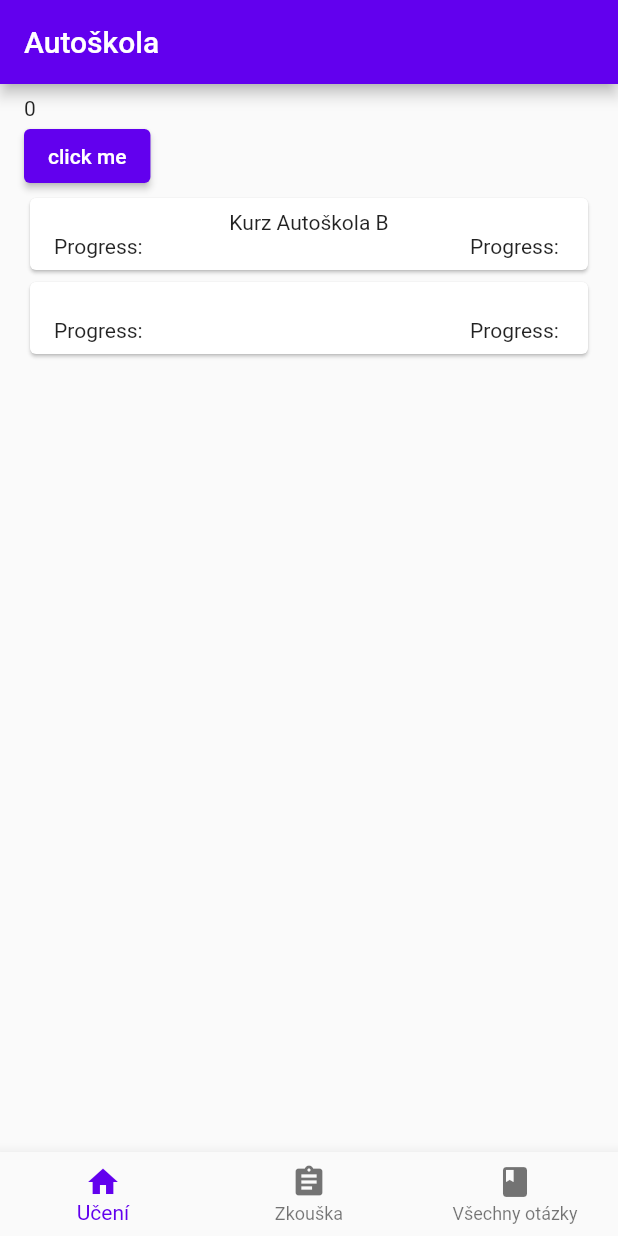
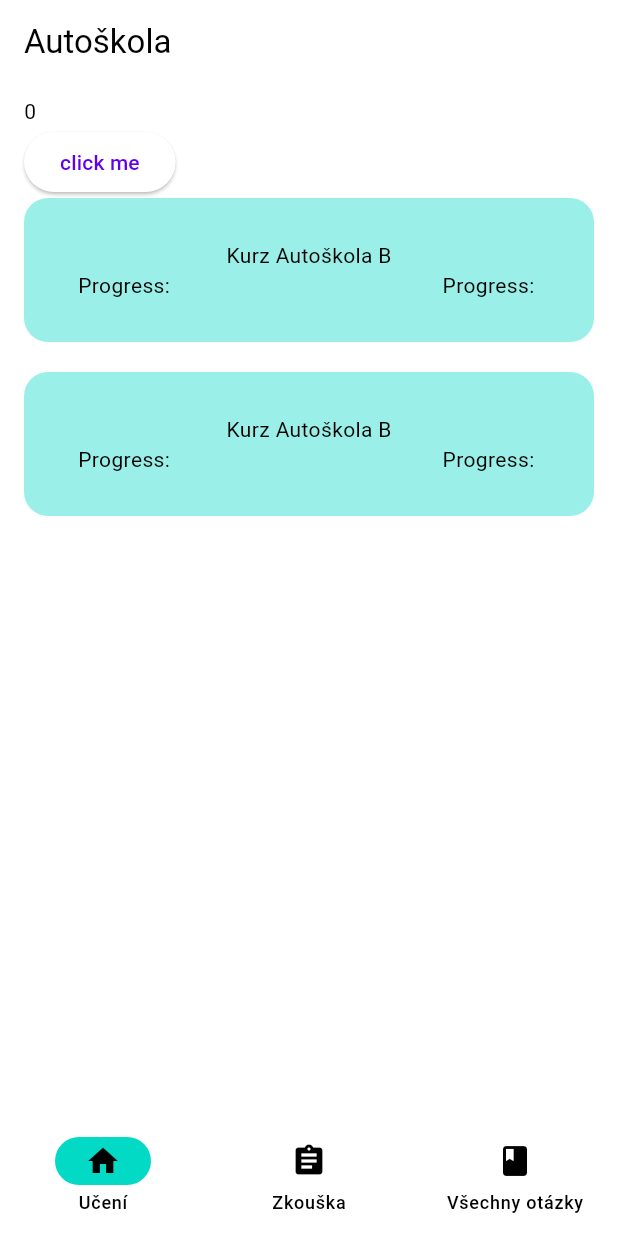
Before and after one commit to TomixUG/drivingschool, a Flutter app: the screen it shows after launch, after a tap on "Kurz Autoškola B", on a phone screen of 412 x 824 dp. Run offline on Flutter 3.47's test engine with Material 2 defaults, Android fonts, the phone set to English and light mode, and no system bars; drawn by our look-alikes of dynamic_color; our stand-ins replace get.

Commit message:
add dynamic material you colorscheme

```diff
--- /dev/null
+++ b/lib/components/shared/custom_card.dart
@@ -0,0 +1,36 @@
+import 'package:flutter/material.dart';
+
+class CustomCard extends StatelessWidget {
+  const CustomCard({
+    Key? key,
+    this.isFilled = true,
+    required this.child,
+    this.onTap,
+    this.padding,
+    this.backgroundColor,
+  }) : super(key: key);
+  final bool isFilled;
+  final Widget child;
+  final Function()? onTap;
+  final EdgeInsetsGeometry? padding;
+  final Color? backgroundColor;
+
+  @override
+  Widget build(BuildContext context) {
+    return Material(
+      type: isFilled ? MaterialType.card : MaterialType.transparency,
+      color: isFilled
+          ? backgroundColor?.withOpacity(0.4) ?? Theme.of(context).colorScheme.secondaryContainer.withOpacity(0.4)
+          : backgroundColor ?? Colors.transparent,
+      borderRadius: BorderRadius.circular(16),
+      child: InkWell(
+        onTap: onTap,
+        borderRadius: BorderRadius.circular(16),
+        child: Padding(
+          padding: padding ?? const EdgeInsets.all(20.0),
+          child: child,
+        ),
+      ),
+    );
+  }
+}
--- a/lib/main.dart
+++ b/lib/main.dart
@@ -1,21 +1,31 @@
+import 'package:dynamic_color/dynamic_color.dart';
 import 'package:flutter/material.dart';
 import 'package:drivingschool/views/home_view/home_view.dart';
 import 'package:get/get_navigation/src/root/get_material_app.dart';
 import 'package:get/get_navigation/src/routes/get_route.dart';
 
+final _defaultLightColorScheme = ColorScheme.fromSwatch(primarySwatch: Colors.blue);
+final _defaultDarkColorScheme = ColorScheme.fromSwatch(primarySwatch: Colors.blue, brightness: Brightness.dark);
+
 void main() {
-  runApp(GetMaterialApp(
+  runApp(
+    DynamicColorBuilder(builder: (lightColorScheme, darkColorScheme) {
+      return GetMaterialApp(
         initialRoute: '/',
         getPages: [
           GetPage(name: '/', page: () => HomeView()),
           // GetPage(name: '/second', page: () => Second()),
         ],
         theme: ThemeData(
-      colorScheme: const ColorScheme.light(),
+          colorScheme: lightColorScheme ?? const ColorScheme.light(),
+          useMaterial3: true,
         ),
         darkTheme: ThemeData(
-      colorScheme: const ColorScheme.dark(),
+          colorScheme: darkColorScheme ?? const ColorScheme.dark(),
+          useMaterial3: true,
         ),
         themeMode: ThemeMode.system,
-  ));
+      );
+    }),
+  );
 }
--- a/lib/views/home_view/home_view.dart
+++ b/lib/views/home_view/home_view.dart
@@ -30,13 +30,13 @@ class HomeView extends StatelessWidget {
         ),
       ),
       bottomNavigationBar: Obx(
-        () => BottomNavigationBar(
-          onTap: controller.changeTabIndex,
-          currentIndex: controller.tabIndex.value,
-          items: const [
-            BottomNavigationBarItem(icon: Icon(Icons.home), label: "Učení"),
-            BottomNavigationBarItem(icon: Icon(Icons.assignment), label: "Zkouška"),
-            BottomNavigationBarItem(icon: Icon(Icons.book), label: "Všechny otázky"),
+        () => NavigationBar(
+          onDestinationSelected: controller.changeTabIndex,
+          selectedIndex: controller.tabIndex.value,
+          destinations: const [
+            NavigationDestination(icon: Icon(Icons.home), label: "Učení"),
+            NavigationDestination(icon: Icon(Icons.assignment), label: "Zkouška"),
+            NavigationDestination(icon: Icon(Icons.book), label: "Všechny otázky"),
           ],
         ),
       ),
--- a/lib/views/overview_view/overview_view.dart
+++ b/lib/views/overview_view/overview_view.dart
@@ -1,3 +1,4 @@
+import 'package:drivingschool/components/shared/custom_card.dart';
 import 'package:drivingschool/views/overview_view/overview_view_controller.dart';
 import 'package:flutter/material.dart';
 import 'package:get/get.dart';
@@ -20,8 +21,7 @@ class OverviewView extends StatelessWidget {
             ElevatedButton(onPressed: controller.increment, child: Text("click me")),
             SizedBox(
               width: double.infinity,
-              child: Card(
-                child: InkWell(
+              child: CustomCard(
                 onTap: () {},
                 child: Container(
                   margin: const EdgeInsets.only(left: 16.0, right: 16.0, top: 8.0, bottom: 8.0),
@@ -40,17 +40,16 @@ class OverviewView extends StatelessWidget {
                 ),
               ),
             ),
-            ),
+            const SizedBox(height: 20),
             SizedBox(
               width: double.infinity,
-              child: Card(
-                child: InkWell(
+              child: CustomCard(
                 onTap: () {},
                 child: Container(
                   margin: const EdgeInsets.only(left: 16.0, right: 16.0, top: 8.0, bottom: 8.0),
                   child: Column(
                     children: [
-                        const Text(""),
+                      const Text("Kurz Autoškola B"),
                       Row(
                         mainAxisAlignment: MainAxisAlignment.spaceBetween,
                         children: const [
@@ -63,7 +62,6 @@ class OverviewView extends StatelessWidget {
                 ),
               ),
             ),
-            ),
           ],
         ),
       ),
--- a/pubspec.yaml
+++ b/pubspec.yaml
@@ -38,6 +38,7 @@ dependencies:
   loggy: ^2.0.3
   sidebarx: ^0.15.0
   get: ^4.6.5
+  dynamic_color: ^1.6.3
 
 dev_dependencies:
   flutter_test:
```
Also changed, not shown: pubspec.lock, 5 other files. Lines whose indentation alone changed are shown as unchanged.
